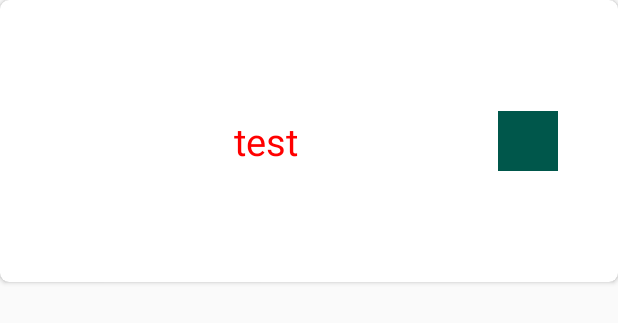
After one commit to jayasai306/Wicked, an Android app: the layout name_card.xml on its own in the app's theme, with its tools: preview values and no code run, on a phone screen of 412 x 824 dp. The commit adds this screen. Shown: the top 323 px of the screen. Run offline under Robolectric (Android 15) with nearby library versions, the phone set to English and light mode, and no system bars.

Commit message:
fourth commit

```diff
--- /dev/null
+++ b/app/src/main/res/layout/name_card.xml
@@ -0,0 +1,35 @@
+<?xml version = "1.0" encoding = "utf-8"?>
+<LinearLayout
+    xmlns:android="http://schemas.android.com/apk/res/android"
+    xmlns:card_view = "http://schemas.android.com/apk/res-auto"
+    android:layout_width = "match_parent"
+    android:layout_height="200dp">
+
+    <android.support.v7.widget.CardView
+        xmlns:android="http://schemas.android.com/apk/res/android"
+        xmlns:card_view = "http://schemas.android.com/apk/res-auto"
+        android:layout_width = "match_parent"
+        android:layout_height="188dp"
+        card_view:cardCornerRadius = "6dp"
+        card_view:cardBackgroundColor="@color/cardview_light_background"
+        android:id = "@+id/name_card_view" >
+
+        <TextView
+            android:id = "@+id/name_text"
+            android:layout_width = "100dp"
+            android:layout_gravity= "center"
+            android:text="@string/test"
+            android:textSize = "25sp"
+            android:textColor = "#FF0000"
+            android:layout_height = "wrap_content" />
+
+        <ImageView
+            android:id="@+id/image_view"
+            android:layout_width="40dp"
+            android:layout_height="40dp"
+            android:layout_marginRight="40dp"
+            android:background="@color/colorPrimaryDark"
+            android:layout_gravity="right|center_vertical"/>
+
+    </android.support.v7.widget.CardView>
+</LinearLayout>
```
Also changed, not shown: app/src/main/java/com/witty/wicked/JoinWicked.java (+42 -33 lines), app/src/main/java/com/witty/wicked/MainActivity.java (+17 -6 lines), app/src/main/java/com/witty/wicked/Utils/Utils.java (+61 -0 lines), app/src/main/java/com/witty/wicked/WaitAdapter.java (added, +54 -0 lines), app/src/main/java/com/witty/wicked/WickedActivity.java (+27 -22 lines), app/src/main/java/com/witty/wicked/WickedService.java (+55 -1 lines), app/src/main/res/layout/join_wicked.xml (+15 -1 lines).
